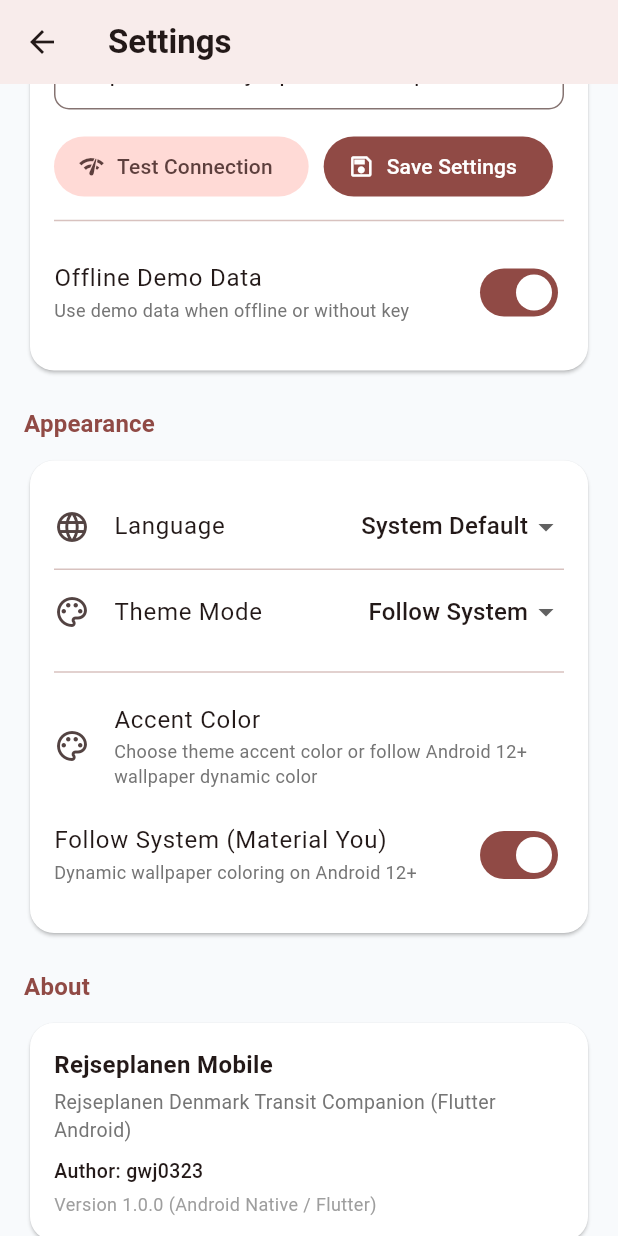
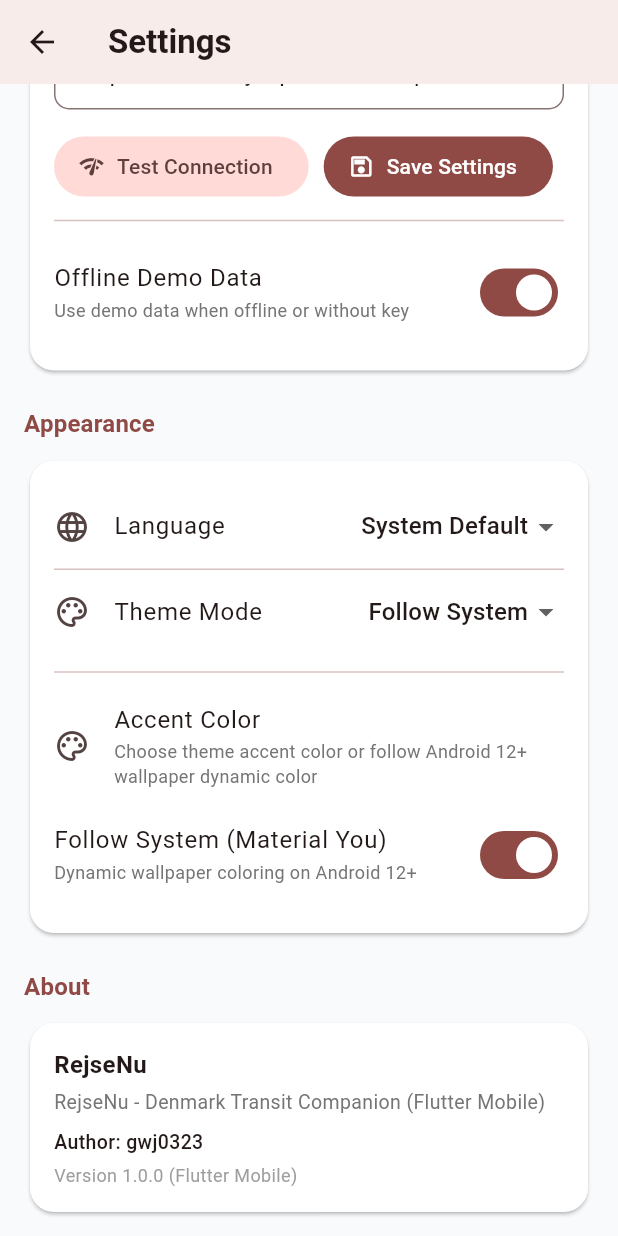
Before and after one commit to gwj0323/Rejseplanen-Desktop, a Flutter app: the SettingsScreen screen opened directly, scrolled down 252 dp, on a phone screen of 412 x 824 dp. Run offline on Flutter 3.47's test engine with Material 3 defaults, Android fonts, the phone set to English and light mode, and no system bars; drawn by our look-alikes of dynamic_color; our stand-ins replace flutter_local_notifications, geolocator, permission_handler, shared_preferences, timezone; missing offline and left inert: add_2_calendar; accounts and stored records are empty.

Commit message:
feat: rename app to RejseNu, merge station explorer into board tab, and polish UI

```diff
--- a/rejseplanen_mobile/lib/i18n/translations.dart
+++ b/rejseplanen_mobile/lib/i18n/translations.dart
@@ -5,7 +5,7 @@
 class I18n {
   static const Map<String, Map<String, String>> _translations = {
     "zh_CN": {
-      "app_title": "Rejseplanen",
+      "app_title": "RejseNu",
       "nav_trip": "行程规划",
       "nav_board": "实时大屏",
       "nav_station": "站点查询",
@@ -72,7 +72,7 @@
       "reminder_perm_banner_desc": "请开启通知权限，以便接收行程出发、换乘与到站提醒",
       "reminder_perm_enable_btn": "去开启",
       "reminder_perm_dialog_title": "需要通知权限",
-      "reminder_perm_dialog_body": "手机系统尚未允许 Rejseplanen 发送通知。请在系统设置中开启「允许通知」，否则将无法收到行程提醒。",
+      "reminder_perm_dialog_body": "手机系统尚未允许 RejseNu 发送通知。请在系统设置中开启「允许通知」，否则将无法收到行程提醒。",
       "reminder_perm_open_settings": "打开系统设置",
       "common_cancel": "取消",
       "reminder_dep_preview": "预览：预计将在发车前 {mins} 分钟提醒前往站台乘车",
@@ -226,7 +226,7 @@
       "accent_custom_hint": "如 #005776",
       "accent_custom_error": "请输入有效的十六进制色值 (如 #005776)",
       "settings_about_group": "关于",
-      "settings_about_desc": "Rejseplanen 丹麦公共出行客户端 (Flutter Android 版)",
+      "settings_about_desc": "RejseNu - 丹麦公共出行客户端 (Flutter 移动版)",
       "settings_about_author": "作者: gwj0323",
       "settings_saved_msg": "设置已保存",
 
@@ -245,7 +245,7 @@
     },
 
     "en_US": {
-      "app_title": "Rejseplanen",
+      "app_title": "RejseNu",
       "nav_trip": "Planner",
       "nav_board": "Live Board",
       "nav_station": "Stations",
@@ -312,7 +312,7 @@
       "reminder_perm_banner_desc": "Enable notification permission to receive departure and arrival alerts",
       "reminder_perm_enable_btn": "Enable",
       "reminder_perm_dialog_title": "Notification Permission Required",
-      "reminder_perm_dialog_body": "Notifications are disabled for Rejseplanen. Please enable notifications in system settings to receive timely trip alerts.",
+      "reminder_perm_dialog_body": "Notifications are disabled for RejseNu. Please enable notifications in system settings to receive timely trip alerts.",
       "reminder_perm_open_settings": "Open Settings",
       "common_cancel": "Cancel",
       "reminder_dep_preview": "Preview: Will alert {mins} mins before departure to head to the track",
@@ -466,7 +466,7 @@
       "accent_custom_hint": "e.g. #005776",
       "accent_custom_error": "Please enter a valid hex color code (e.g. #005776)",
       "settings_about_group": "About",
-      "settings_about_desc": "Rejseplanen Denmark Transit Companion (Flutter Android)",
+      "settings_about_desc": "RejseNu - Denmark Transit Companion (Flutter Mobile)",
       "settings_about_author": "Author: gwj0323",
       "settings_saved_msg": "Settings saved",
 
@@ -485,7 +485,7 @@
     },
 
     "da_DK": {
-      "app_title": "Rejseplanen",
+      "app_title": "RejseNu",
       "nav_trip": "Rejseplan",
       "nav_board": "Afgange",
       "nav_station": "Stationer",
@@ -552,7 +552,7 @@
       "reminder_perm_banner_desc": "Slå notifikationer til for at modtage afgangs- og ankomstadvarsler",
       "reminder_perm_enable_btn": "Aktivér",
       "reminder_perm_dialog_title": "Notifikationsadgang påkrævet",
-      "reminder_perm_dialog_body": "Notifikationer er deaktiveret for Rejseplanen. Tillad venligst notifikationer i systemindstillinger.",
+      "reminder_perm_dialog_body": "Notifikationer er deaktiveret for RejseNu. Tillad venligst notifikationer i systemindstillinger.",
       "reminder_perm_open_settings": "Åbn indstillinger",
       "common_cancel": "Annuller",
       "reminder_dep_preview": "Forhåndsvisning: Påmindelse sendes {mins} min før afgang for at gå til sporet",
@@ -706,7 +706,7 @@
       "accent_custom_hint": "f.eks. #005776",
       "accent_custom_error": "Indtast venligst en gyldig 6-cifret hex-kode (f.eks. #005776)",
       "settings_about_group": "Om",
-      "settings_about_desc": "Rejseplanen app til kollektiv trafik i Danmark (Flutter Android).",
+      "settings_about_desc": "RejseNu app til kollektiv trafik i Danmark (Flutter Mobile).",
       "settings_about_author": "Forfatter: gwj0323",
       "settings_saved_msg": "Gemt",
 
--- a/rejseplanen_mobile/lib/main.dart
+++ b/rejseplanen_mobile/lib/main.dart
@@ -13,13 +13,13 @@
   runApp(
     ChangeNotifierProvider.value(
       value: config,
-      child: const RejseplanenApp(),
+      child: const RejseNuApp(),
     ),
   );
 }
 
-class RejseplanenApp extends StatelessWidget {
-  const RejseplanenApp({super.key});
+class RejseNuApp extends StatelessWidget {
+  const RejseNuApp({super.key});
 
   @override
   Widget build(BuildContext context) {
@@ -48,7 +48,7 @@
         }
 
         return MaterialApp(
-          title: 'Rejseplanen',
+          title: 'RejseNu',
           debugShowCheckedModeBanner: false,
           themeMode: config.themeMode,
           theme: ThemeData(
--- a/rejseplanen_mobile/lib/screens/settings_screen.dart
+++ b/rejseplanen_mobile/lib/screens/settings_screen.dart
@@ -484,7 +484,7 @@
                 crossAxisAlignment: CrossAxisAlignment.start,
                 children: [
                   const Text(
-                    "Rejseplanen Mobile",
+                    "RejseNu",
                     style: TextStyle(fontWeight: FontWeight.bold, fontSize: 16),
                   ),
                   const SizedBox(height: 4),
@@ -499,7 +499,7 @@
                   ),
                   const SizedBox(height: 4),
                   const Text(
-                    "Version 1.0.0 (Android Native / Flutter)",
+                    "Version 1.0.0 (Flutter Mobile)",
                     style: TextStyle(color: Colors.grey, fontSize: 12),
                   ),
                 ],
--- a/rejseplanen_mobile/lib/services/calendar_service.dart
+++ b/rejseplanen_mobile/lib/services/calendar_service.dart
@@ -82,7 +82,7 @@
         }
       }
       buffer.writeln('----------------------------------------');
-      buffer.writeln('Rejseplanen App');
+      buffer.writeln('RejseNu');
 
       final firstPlatform = trip.legs.isNotEmpty && trip.legs.first.origin.track.isNotEmpty && trip.legs.first.origin.track != '-'
           ? ' (${I18n.tr("trip_platform", lang)} ${trip.legs.first.origin.track})'
@@ -90,7 +90,7 @@
 
       final firstLegName = trip.legs.isNotEmpty ? trip.legs.first.name : '';
 
-      final String eventTitle = 'Rejseplanen: ${origin.name} ➔ ${destination.name}' +
+      final String eventTitle = 'RejseNu: ${origin.name} ➔ ${destination.name}' +
           (firstLegName.isNotEmpty ? ' [$firstLegName]' : '');
 
       final event = Event(
--- a/rejseplanen_mobile/lib/services/notification_service.dart
+++ b/rejseplanen_mobile/lib/services/notification_service.dart
@@ -15,11 +15,11 @@
   final FlutterLocalNotificationsPlugin _notificationsPlugin = FlutterLocalNotificationsPlugin();
   bool _initialized = false;
 
-  static const String channelId = 'rejseplanen_trip_reminders';
+  static const String channelId = 'rejsenu_trip_reminders';
   static const String channelName = '行程提醒 (Trip Reminders)';
   static const String channelDescription = '出发提醒、换乘提醒和下车提醒通知';
 
-  static const String ongoingChannelId = 'rejseplanen_ongoing_trip';
+  static const String ongoingChannelId = 'rejsenu_ongoing_trip';
   static const String ongoingChannelName = '实时行程动态 (Live Trip Tracker)';
   static const String ongoingChannelDescription = '在通知栏实时展示正在进行的行程状态与到站提醒';
   static const int ongoingNotificationId = 8888;
--- a/rejseplanen_mobile/pubspec.yaml
+++ b/rejseplanen_mobile/pubspec.yaml
@@ -1,5 +1,5 @@
 name: rejseplanen_mobile
-description: "A modern Flutter mobile client for Danish Public Transit (Rejseplanen)."
+description: "A modern Flutter mobile client for Danish Public Transit (RejseNu)."
 publish_to: 'none'
 version: 1.0.0+1
 
```
Also changed, not shown: rejseplanen_mobile/lib/screens/board_screen.dart (+53 -0 lines), rejseplanen_mobile/lib/screens/main_navigation.dart (+0 -7 lines), rejseplanen_mobile/lib/screens/trip_screen.dart (+0 -31 lines), 12 other files.
